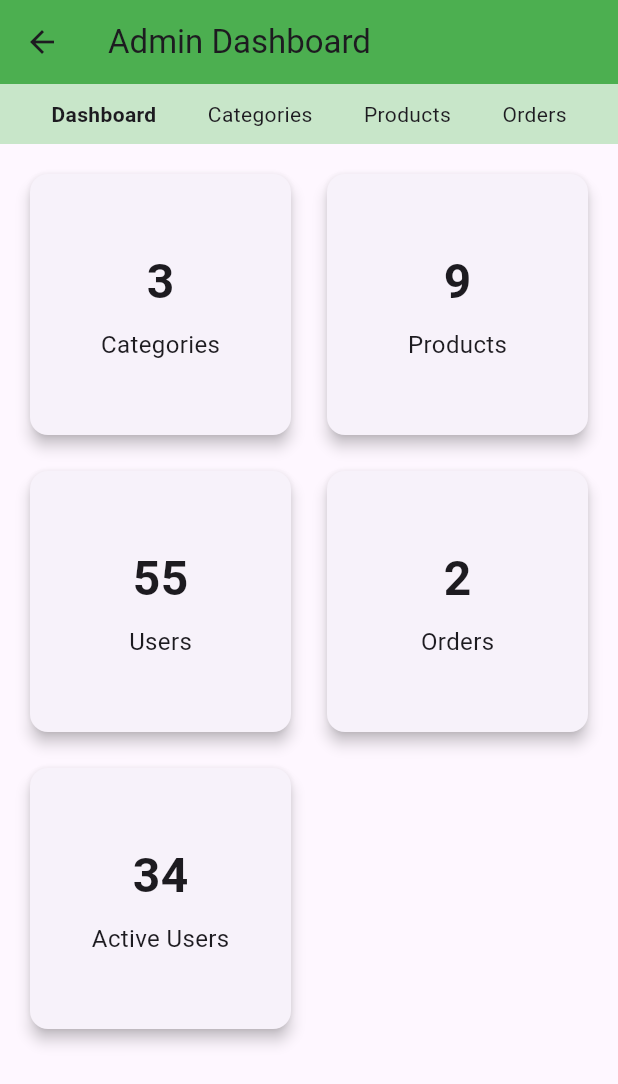
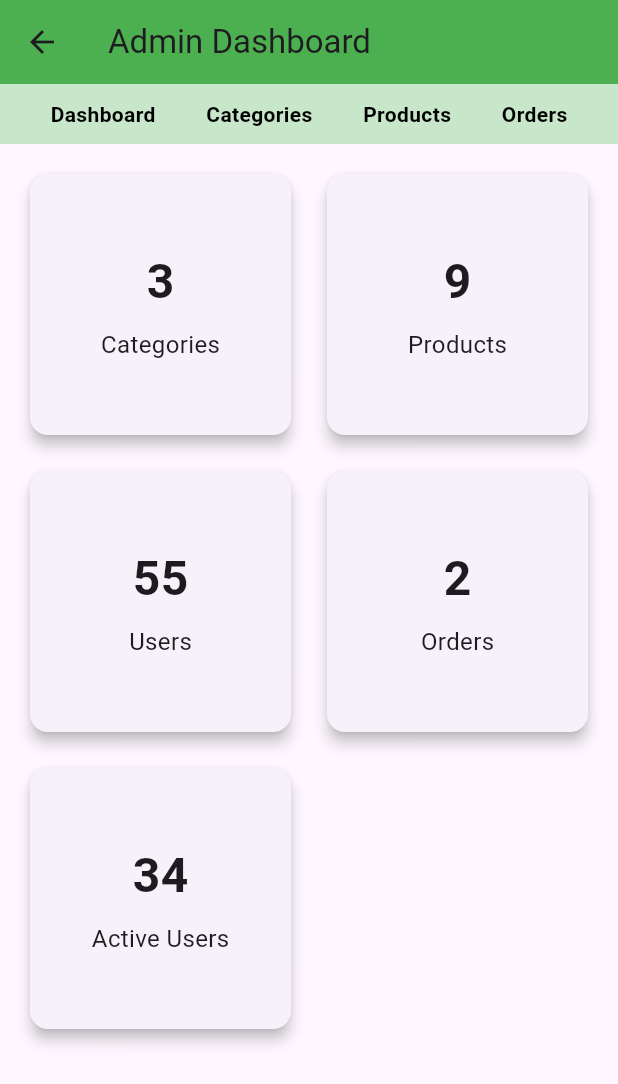
Before and after one commit to janaelmorshedy20/Smart-Grocery-Mobile-App, a Flutter app: the AdminDashboard screen opened by its route, on a phone screen of 412 x 824 dp. Shown: the top 1084 px of the screen. Run offline on Flutter 3.47's test engine with Material 3 defaults, Android fonts, the phone set to English and light mode, and no system bars; our stand-ins replace cloud_firestore, firebase_auth, firebase_core, flutter_riverpod; accounts and stored records are empty.

```diff
--- a/lib/CategoryScreen.dart
+++ b/lib/CategoryScreen.dart
@@ -53,7 +53,7 @@ class _CategoryScreenState extends State<CategoryScreen> {
 
             return GestureDetector(
               onTap: () {
-                Navigator.push(context, MaterialPageRoute(builder: (context) => ProductsScreen(),),);
+                Navigator.push(context, MaterialPageRoute(builder: (context) => const ProductsScreen(),),);
                 setState(() {
                   selectedIndex = index;
                 });
--- a/lib/Signup.dart
+++ b/lib/Signup.dart
@@ -2,6 +2,8 @@ import 'package:firebase_auth/firebase_auth.dart';
 import 'package:flutter/material.dart';
 import 'package:smartgrocery/Login.dart';
 import 'package:smartgrocery/welcomescreen.dart';
+
+import 'HomePage.dart';
 
 class SignUpScreen extends StatefulWidget {
   const SignUpScreen({Key? key}) : super(key: key);
@@ -31,7 +33,7 @@ class _SignUpScreenState extends State<SignUpScreen> {
         context,
         MaterialPageRoute(
             builder: (context) =>
-                WelcomeScreen()), // Replace with your actual welcome screen
+                const HomePage()), // Replace with your actual welcome screen
       );
     } on FirebaseAuthException catch (e) {
       // Handle the case when the email is already in use
--- a/lib/admindashboard.dart
+++ b/lib/admindashboard.dart
@@ -1,7 +1,7 @@
-import 'package:cloud_firestore/cloud_firestore.dart';
 import 'package:flutter/material.dart';
 
 import 'addProduct.dart';
+import 'products.dart';
 
 
 class AdminDashboard extends StatelessWidget {
@@ -29,13 +29,45 @@ class AdminDashboard extends StatelessWidget {
           Container(
             color: Colors.green.shade100,
             padding: const EdgeInsets.symmetric(vertical: 10),
-            child: const Row(
+            child: Row(
               mainAxisAlignment: MainAxisAlignment.spaceEvenly,
               children: [
-                Text('Dashboard', style: TextStyle(fontWeight: FontWeight.bold)),
-                Text('Categories'),
-                Text('Products'),
-                Text('Orders'),
+                _buildHeaderItem(
+                  context,
+                  title: 'Dashboard',
+                  onTap: () {
+                    // Navigate to Dashboard or home page
+                    print('Dashboard clicked');
+                  },
+                ),
+                _buildHeaderItem(
+                  context,
+                  title: 'Categories',
+                  onTap: () {
+                    // Navigate to Categories Page
+                    print('Categories clicked');
+                  },
+                ),
+                _buildHeaderItem(
+                  context,
+                  title: 'Products',
+                  onTap: () {
+                    Navigator.push(
+                      context,
+                      MaterialPageRoute(
+                        builder: (context) => const ProductsPage(),
+                      ),
+                    );
+                  },
+                ),
+                _buildHeaderItem(
+                  context,
+                  title: 'Orders',
+                  onTap: () {
+                    // Navigate to Orders Page
+                    print('Orders clicked');
+                  },
+                ),
               ],
             ),
           ),
@@ -112,6 +144,22 @@ class AdminDashboard extends StatelessWidget {
       ),
     );
   }
+  Widget _buildHeaderItem(
+    BuildContext context, {
+    required String title,
+    required VoidCallback onTap,
+  }) {
+    return GestureDetector(
+      onTap: onTap,
+      child: Text(
+        title,
+        style: const TextStyle(
+          fontWeight: FontWeight.bold,
+          color: Colors.black,
+        ),
+      ),
+    );
+  }
 
   Widget _buildDashboardCard(
     BuildContext context, {
--- a/lib/login.dart
+++ b/lib/login.dart
@@ -3,7 +3,9 @@ import 'package:firebase_core/firebase_core.dart';
 import 'package:flutter/material.dart';
 import 'package:smartgrocery/signup.dart';
 import 'package:smartgrocery/welcomescreen.dart';
-import 'package:smartgrocery/admindashboard.dart'; // Import the Admin Dashboard screen
+import 'package:smartgrocery/admindashboard.dart';
+
+import 'HomePage.dart'; // Import the Admin Dashboard screen
 
 class LoginScreen2 extends StatefulWidget {
   const LoginScreen2({Key? key}) : super(key: key);
@@ -44,7 +46,7 @@ class _LoginScreenV2State extends State<LoginScreen2> {
         // Navigate to the general welcome screen after successful login
         Navigator.pushReplacement(
           context,
-          MaterialPageRoute(builder: (context) => WelcomeScreen()), // Replace with your actual home/dashboard screen
+          MaterialPageRoute(builder: (context) => const HomePage()), // Replace with your actual home/dashboard screen
         );
       } on FirebaseAuthException catch (e) {
         // Handle login errors (e.g., invalid email or password)
```
Also changed, not shown: lib/ProductDetailsScreen.dart (+7 -14 lines), lib/editProduct.dart (added, +98 -0 lines), lib/main.dart (+10 -11 lines), lib/products.dart (added, +151 -0 lines).
